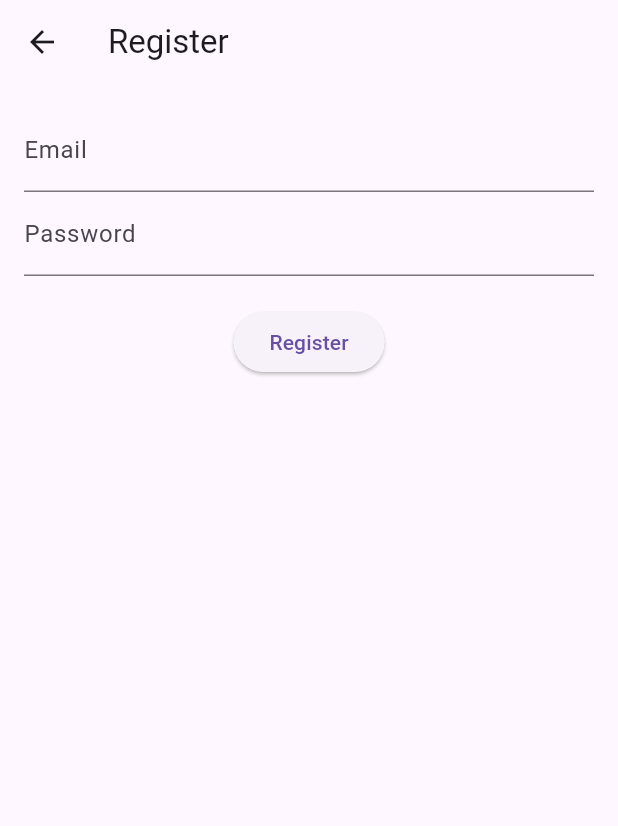
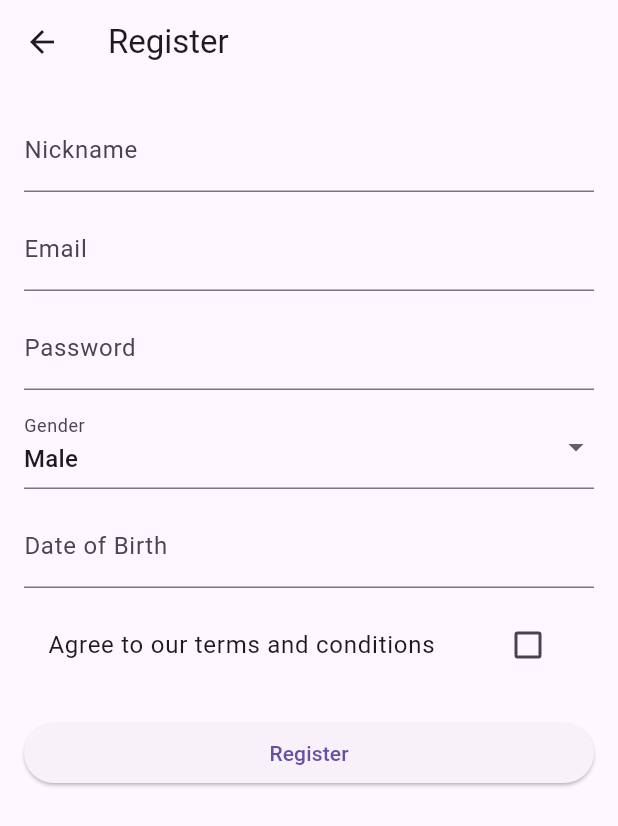
Before and after one commit to hasanraj3100/My-Habit-Tracker, a Flutter app: the screen it shows after launch, after a tap on "Don’t have an account? Register", on a phone screen of 412 x 824 dp. Shown: the top 826 px of the screen. Run offline on Flutter 3.47's test engine with Material 3 defaults, Android fonts, the phone set to English and light mode, and no system bars; our stand-ins replace cloud_firestore, firebase_auth, firebase_core; accounts and stored records are empty; network calls fail.

Commit message:
feat : Add new fields to register page, store data in firestore database

```diff
--- a/lib/features/auth/presentation/screens/register_screen.dart
+++ b/lib/features/auth/presentation/screens/register_screen.dart
@@ -1,5 +1,6 @@
 import 'package:flutter/material.dart';
 import 'package:provider/provider.dart';
+import 'package:intl/intl.dart';
 import '../providers/auth_provider.dart';
 
 class RegisterScreen extends StatefulWidget {
@@ -10,45 +11,168 @@ class RegisterScreen extends StatefulWidget {
 }
 
 class _RegisterScreenState extends State<RegisterScreen> {
+  final _formKey = GlobalKey<FormState>();
+  final nicknameController = TextEditingController();
   final emailController = TextEditingController();
   final passwordController = TextEditingController();
+  String gender = 'Male';
+  DateTime? dateOfBirth;
+  bool agreeTerms = false;
+  bool isLoading = false;
 
-  @override
-  Widget build(BuildContext context) {
-    final authProvider = Provider.of<AuthProvider>(context);
+  String get timezone => DateTime.now().timeZoneName;
 
-    return Scaffold(
-      appBar: AppBar(title: const Text("Register")),
-      body: Padding(
-        padding: const EdgeInsets.all(16),
-        child: Column(
-          children: [
-            TextField(controller: emailController, decoration: const InputDecoration(labelText: "Email")),
-            TextField(controller: passwordController, decoration: const InputDecoration(labelText: "Password"), obscureText: true),
-            const SizedBox(height: 20),
-            ElevatedButton(
-              onPressed: () async {
+  // Validators
+  String? validateNickname(String? value) {
+    if (value == null || value.trim().length < 3) {
+      return 'Nickname must be at least 3 characters';
+    }
+    return null;
+  }
+
+  String? validateEmail(String? value) {
+    if (value == null || !RegExp(r'^[^@]+@[^@]+\.[^@]+').hasMatch(value)) {
+      return 'Enter a valid email';
+    }
+    return null;
+  }
+
+  String? validatePassword(String? value) {
+    if (value == null || value.length < 8) {
+      return 'Password must be at least 8 characters';
+    }
+    if (!RegExp(r'[A-Z]').hasMatch(value)) return 'Must contain uppercase letter';
+    if (!RegExp(r'[a-z]').hasMatch(value)) return 'Must contain lowercase letter';
+    if (!RegExp(r'[0-9]').hasMatch(value)) return 'Must contain a number';
+    return null;
+  }
+
+  Future<void> _selectDate() async {
+    final today = DateTime.now();
+    final picked = await showDatePicker(
+      context: context,
+      initialDate: today,
+      firstDate: DateTime(1900),
+      lastDate: today,
+    );
+    if (picked != null) {
+      setState(() => dateOfBirth = picked);
+    }
+  }
+
+  Future<void> _register() async {
+    if (!_formKey.currentState!.validate()) return;
+    if (!agreeTerms) {
+      ScaffoldMessenger.of(context).showSnackBar(
+        const SnackBar(content: Text("You must agree to terms and conditions")),
+      );
+      return;
+    }
+    if (dateOfBirth == null) {
+      ScaffoldMessenger.of(context).showSnackBar(
+        const SnackBar(content: Text("Select your date of birth")),
+      );
+      return;
+    }
+
+    setState(() => isLoading = true);
+    final authProvider = Provider.of<AuthProvider>(context, listen: false);
+
     try {
-                  await authProvider.signUp(
-                    emailController.text.trim(),
-                    passwordController.text.trim(),
+      // Sign up in Firebase Auth
+      await authProvider.signUp(emailController.text.trim(), passwordController.text.trim());
+
+      // Save profile info to Firestore
+      await authProvider.registerUserProfile(
+        nickname: nicknameController.text.trim(),
+        gender: gender,
+        timezone: timezone,
+        dateOfBirth: dateOfBirth!,
       );
 
-                  // If the widget is still mounted, pop this screen
+      ScaffoldMessenger.of(context).showSnackBar(
+        const SnackBar(content: Text("Registration successful!")),
+      );
+
       if (mounted) {
-                    Navigator.of(context).pop(); // go back to SplashScreenWrapper
+        Navigator.of(context).pop(); // go back to SplashWrapper for reactive navigation
       }
     } catch (e) {
       ScaffoldMessenger.of(context).showSnackBar(
         SnackBar(content: Text("Registration failed: $e")),
       );
+    } finally {
+      if (mounted) setState(() => isLoading = false);
     }
-              },
+  }
+
+  @override
+  Widget build(BuildContext context) {
+    return Scaffold(
+      appBar: AppBar(title: const Text("Register")),
+      body: Padding(
+        padding: const EdgeInsets.all(16),
+        child: Form(
+          key: _formKey,
+          child: ListView(
+            children: [
+              TextFormField(
+                controller: nicknameController,
+                decoration: const InputDecoration(labelText: "Nickname"),
+                validator: validateNickname,
+              ),
+              const SizedBox(height: 10),
+              TextFormField(
+                controller: emailController,
+                decoration: const InputDecoration(labelText: "Email"),
+                validator: validateEmail,
+                keyboardType: TextInputType.emailAddress,
+              ),
+              const SizedBox(height: 10),
+              TextFormField(
+                controller: passwordController,
+                decoration: const InputDecoration(labelText: "Password"),
+                validator: validatePassword,
+                obscureText: true,
+              ),
+              const SizedBox(height: 10),
+              DropdownButtonFormField<String>(
+                value: gender,
+                items: const [
+                  DropdownMenuItem(value: "Male", child: Text("Male")),
+                  DropdownMenuItem(value: "Female", child: Text("Female")),
+                  DropdownMenuItem(value: "Other", child: Text("Other")),
+                ],
+                onChanged: (value) => setState(() => gender = value!),
+                decoration: const InputDecoration(labelText: "Gender"),
+              ),
+              const SizedBox(height: 10),
+              TextFormField(
+                readOnly: true,
+                decoration: InputDecoration(
+                  labelText: dateOfBirth == null
+                      ? "Date of Birth"
+                      : DateFormat.yMMMd().format(dateOfBirth!),
+                ),
+                onTap: _selectDate,
+              ),
+              const SizedBox(height: 10),
+              CheckboxListTile(
+                value: agreeTerms,
+                onChanged: (value) => setState(() => agreeTerms = value ?? false),
+                title: const Text("Agree to our terms and conditions"),
+              ),
+              const SizedBox(height: 20),
+              isLoading
+                  ? const Center(child: CircularProgressIndicator())
+                  : ElevatedButton(
+                onPressed: _register,
                 child: const Text("Register"),
               ),
             ],
           ),
         ),
+      ),
     );
   }
 }
--- a/pubspec.yaml
+++ b/pubspec.yaml
@@ -37,6 +37,8 @@ dependencies:
   firebase_core: ^4.0.0
   firebase_auth: ^6.0.1
   provider: ^6.1.5+1
+  cloud_firestore: ^6.0.0
+  intl: ^0.20.2
 
 dev_dependencies:
   flutter_test:
```
Also changed, not shown: lib/features/auth/presentation/providers/auth_provider.dart (+47 -3 lines), pubspec.lock. Lines whose indentation alone changed are shown as unchanged.
